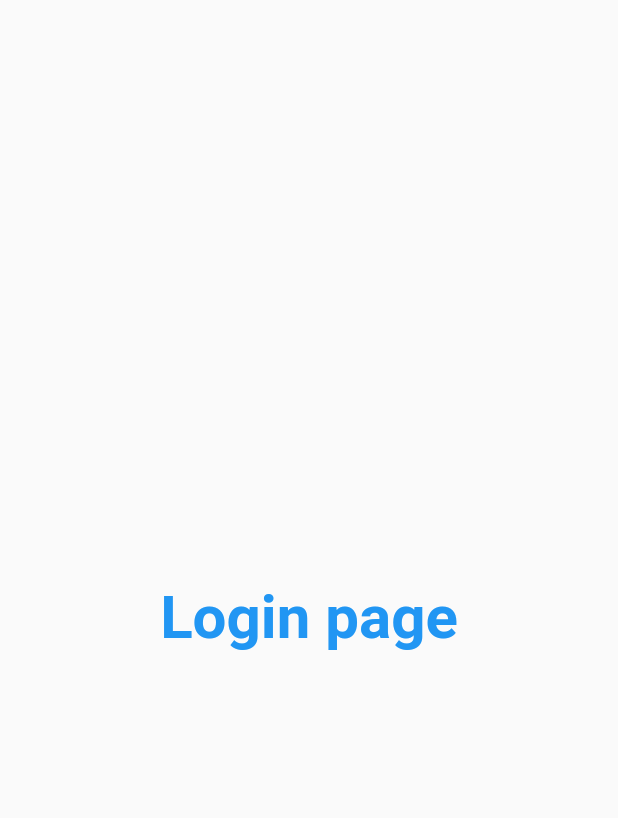
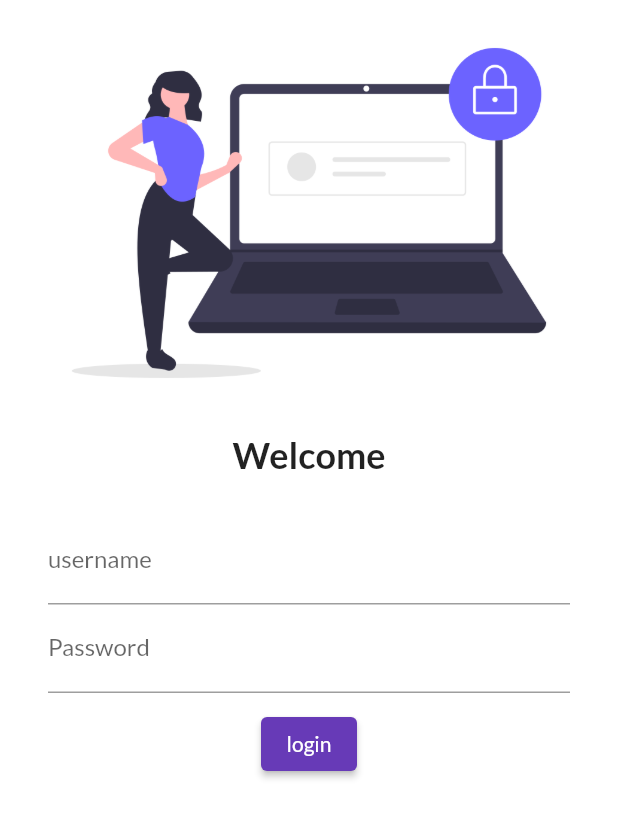
Before and after one commit to sameerdata/flutter-work, a Flutter app: the screen it shows after launch, on a phone screen of 412 x 824 dp. Shown: the top 818 px of the screen. Run offline on Flutter 3.47's test engine with Material 2 defaults, Android fonts, the phone set to English and light mode, and no system bars; our stand-ins replace google_fonts.

Commit message:
day4 completed

```diff
--- a/lib/Pages/Home_page.dart
+++ b/lib/Pages/Home_page.dart
@@ -13,7 +13,9 @@ class HomePage extends StatelessWidget {
       ),
       body: Center(
         child: Container(
-          child: Text("wecome to $days day of flutter my name is $name "),
+          child: Text(
+            "wecome to $days day of flutter my name is $name ",
+          ),
         ),
       ),
       drawer: Drawer(),
--- a/lib/Pages/Login_Page.dart
+++ b/lib/Pages/Login_Page.dart
@@ -6,16 +6,51 @@ class Loginpage extends StatelessWidget {
   @override
   Widget build(BuildContext context) {
     return Material(
-        child: Center(
-           child: Text(
-            "Login page",
-          style: TextStyle(
-            fontSize: 40,
-            color: Colors.blue,
-            fontWeight: FontWeight.bold,
+      color: Colors.white,
+      child: Column(
+        children: [
+          Image.asset(
+            "assets/images/login_image.png",
+            fit: BoxFit.cover,
           ),
+          SizedBox(
+            height: 5.0,
           ),
-    ),
+          Text(
+            "Welcome",
+            style: TextStyle(fontSize: 24, fontWeight: FontWeight.bold),
+          ),
+          SizedBox(
+            height: 10.0,
+          ),
+          Padding(
+            padding: const EdgeInsets.symmetric(vertical: 16, horizontal: 32),
+            child: Column(
+              children: [
+                TextFormField(
+                  decoration: InputDecoration(
+                      hintText: "Enter Username", labelText: "username"),
+                ),
+                TextFormField(
+                  obscureText: true,
+                  decoration: InputDecoration(
+                      hintText: "Enter Password ", labelText: "Password"),
+                ),
+                SizedBox(
+                  height: 10.0,
+                ),
+                ElevatedButton(
+                  onPressed: () {
+                    print("hello ji");
+                  },
+                  child: Text("login"),
+                  style: TextButton.styleFrom(),
+                )
+              ],
+            ),
+          )
+        ],
+      ),
     );
   }
 }
--- a/lib/main.dart
+++ b/lib/main.dart
@@ -1,6 +1,7 @@
 import 'package:flutter/material.dart';
 import 'package:mynotes/Pages/Home_page.dart';
 import 'package:mynotes/Pages/Login_Page.dart';
+import 'package:google_fonts/google_fonts.dart';
 
 void main() {
   runApp(MyApp());
@@ -13,10 +14,13 @@ class MyApp extends StatelessWidget {
     return MaterialApp(
       //    home: HomePage(),
       themeMode: ThemeMode.light, ////optioanl
-      theme: ThemeData(primarySwatch: Colors.deepPurple),
+      theme: ThemeData(
+        primarySwatch: Colors.deepPurple,
+        fontFamily: GoogleFonts.lato().fontFamily,
+      ),
       darkTheme:
           ThemeData(brightness: Brightness.dark, primarySwatch: Colors.brown),
-      initialRoute: "/",
+
       routes: {
         "/": (context) => Loginpage(),
         "/Home": (context) => HomePage(),
```
Also changed, not shown: pubspec.yaml (+4 -3 lines), assets/images/login_image.png (added), pubspec.lock, 1 other file.
